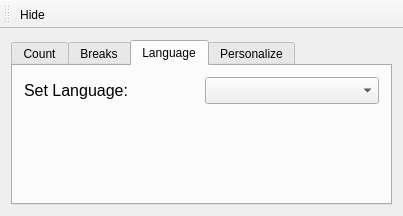
First picture: the form in SysTrayTimer/mainwindow.ui, repository Edewin/WorkTimer, before the edit.
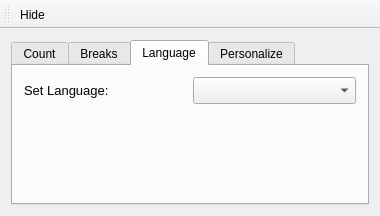
Second picture: the form after the edit. The open tabs and pages were chosen to show the change. Icons and pictures are not drawn.

```diff
--- a/SysTrayTimer/mainwindow.ui
+++ b/SysTrayTimer/mainwindow.ui
@@ -9,7 +9,7 @@
    <rect>
     <x>0</x>
     <y>0</y>
-    <width>403</width>
+    <width>380</width>
     <height>216</height>
    </rect>
   </property>
@@ -21,8 +21,8 @@
   </property>
   <property name="maximumSize">
    <size>
-    <width>431</width>
-    <height>300</height>
+    <width>380</width>
+    <height>216</height>
    </size>
   </property>
   <property name="windowTitle">
@@ -279,7 +279,7 @@
              <widget class="QLabel" name="label_2">
               <property name="font">
                <font>
-                <pointsize>12</pointsize>
+                <pointsize>10</pointsize>
                </font>
               </property>
               <property name="text">
```
Left out of the diff: 6 changed lines with no effect on the pictures.
